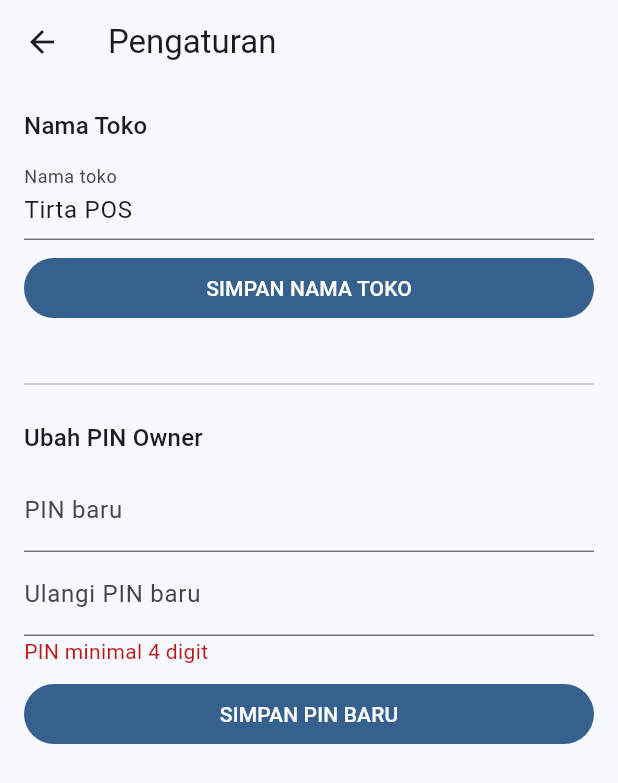
After one commit to nandawperdana/amdk_pos, a Flutter app: the SettingsScreen screen opened directly, after a tap on "SIMPAN PIN BARU", on a phone screen of 412 x 824 dp. The commit adds this screen. Shown: the top 783 px of the screen. Run offline on Flutter 3.47's test engine with Material 3 defaults, Android fonts, the phone set to English and light mode, and no system bars; our stand-ins replace drift, drift_flutter, flutter_riverpod, shared_preferences, supabase_flutter; accounts and stored records are empty; generated files the repository leaves out were written again.

Commit message:
feat: add Owner Pengaturan screen for store name and PIN

```diff
--- a/lib/ui/app_drawer.dart
+++ b/lib/ui/app_drawer.dart
@@ -7,6 +7,7 @@ import 'credit_screen.dart';
 import 'daily_report_screen.dart';
 import 'master_product_screen.dart';
 import 'purchase_screen.dart';
+import 'settings_screen.dart';
 import 'stock_take_screen.dart';
 
 /// Shared nav drawer for both roles — keeps the AppBar to title + live-status
@@ -102,6 +103,12 @@ class AppDrawer extends ConsumerWidget {
                     title: const Text('Master Produk'),
                     onTap: () => go(const MasterProductScreen()),
                   ),
+                  if (isOwner)
+                    ListTile(
+                      leading: const Icon(Icons.settings_outlined),
+                      title: const Text('Pengaturan'),
+                      onTap: () => go(const SettingsScreen()),
+                    ),
                 ],
               ),
             ),
--- /dev/null
+++ b/lib/ui/settings_screen.dart
@@ -0,0 +1,122 @@
+import 'package:flutter/material.dart';
+import 'package:flutter_riverpod/flutter_riverpod.dart';
+
+import '../providers.dart';
+
+/// Owner-only screen: change the store name and the owner PIN. Both writes
+/// are local (SharedPreferences) with no old-PIN verification required —
+/// the owner has already passed the PIN gate to reach this screen.
+class SettingsScreen extends ConsumerStatefulWidget {
+  const SettingsScreen({super.key});
+
+  @override
+  ConsumerState<SettingsScreen> createState() => _SettingsScreenState();
+}
+
+class _SettingsScreenState extends ConsumerState<SettingsScreen> {
+  late final _nameCtrl =
+      TextEditingController(text: ref.read(storeNameProvider));
+  final _pinCtrl = TextEditingController();
+  final _pinConfirmCtrl = TextEditingController();
+  String? _nameError;
+  String? _pinError;
+
+  @override
+  void dispose() {
+    _nameCtrl.dispose();
+    _pinCtrl.dispose();
+    _pinConfirmCtrl.dispose();
+    super.dispose();
+  }
+
+  Future<void> _saveName() async {
+    final name = _nameCtrl.text.trim();
+    if (name.isEmpty) {
+      setState(() => _nameError = 'Nama toko tidak boleh kosong');
+      return;
+    }
+    setState(() => _nameError = null);
+    await ref.read(storeNameProvider.notifier).setName(name);
+    if (!mounted) return;
+    ScaffoldMessenger.of(context)
+        .showSnackBar(const SnackBar(content: Text('Nama toko disimpan')));
+  }
+
+  Future<void> _savePin() async {
+    final pin = _pinCtrl.text;
+    if (pin.length < 4) {
+      setState(() => _pinError = 'PIN minimal 4 digit');
+      return;
+    }
+    if (pin != _pinConfirmCtrl.text) {
+      setState(() => _pinError = 'Konfirmasi PIN tidak sama');
+      return;
+    }
+    setState(() => _pinError = null);
+    await ref.read(pinServiceProvider).setPin(pin);
+    _pinCtrl.clear();
+    _pinConfirmCtrl.clear();
+    if (!mounted) return;
+    ScaffoldMessenger.of(context)
+        .showSnackBar(const SnackBar(content: Text('PIN baru disimpan')));
+  }
+
+  @override
+  Widget build(BuildContext context) {
+    return Scaffold(
+      appBar: AppBar(title: const Text('Pengaturan')),
+      body: ListView(
+        padding: const EdgeInsets.all(16),
+        children: [
+          Text('Nama Toko', style: Theme.of(context).textTheme.titleMedium),
+          const SizedBox(height: 8),
+          TextField(
+            controller: _nameCtrl,
+            decoration: InputDecoration(
+              labelText: 'Nama toko',
+              errorText: _nameError,
+            ),
+          ),
+          const SizedBox(height: 8),
+          FilledButton(
+            onPressed: _saveName,
+            child: const Text('SIMPAN NAMA TOKO'),
+          ),
+          const SizedBox(height: 32),
+          const Divider(),
+          const SizedBox(height: 16),
+          Text('Ubah PIN Owner',
+              style: Theme.of(context).textTheme.titleMedium),
+          const SizedBox(height: 8),
+          TextField(
+            controller: _pinCtrl,
+            obscureText: true,
+            keyboardType: TextInputType.number,
+            maxLength: 6,
+            decoration: const InputDecoration(
+                counterText: '', labelText: 'PIN baru'),
+          ),
+          TextField(
+            controller: _pinConfirmCtrl,
+            obscureText: true,
+            keyboardType: TextInputType.number,
+            maxLength: 6,
+            decoration: const InputDecoration(
+                counterText: '', labelText: 'Ulangi PIN baru'),
+          ),
+          if (_pinError != null)
+            Padding(
+              padding: const EdgeInsets.only(bottom: 8),
+              child: Text(_pinError!,
+                  style:
+                      TextStyle(color: Theme.of(context).colorScheme.error)),
+            ),
+          FilledButton(
+            onPressed: _savePin,
+            child: const Text('SIMPAN PIN BARU'),
+          ),
+        ],
+      ),
+    );
+  }
+}
```
